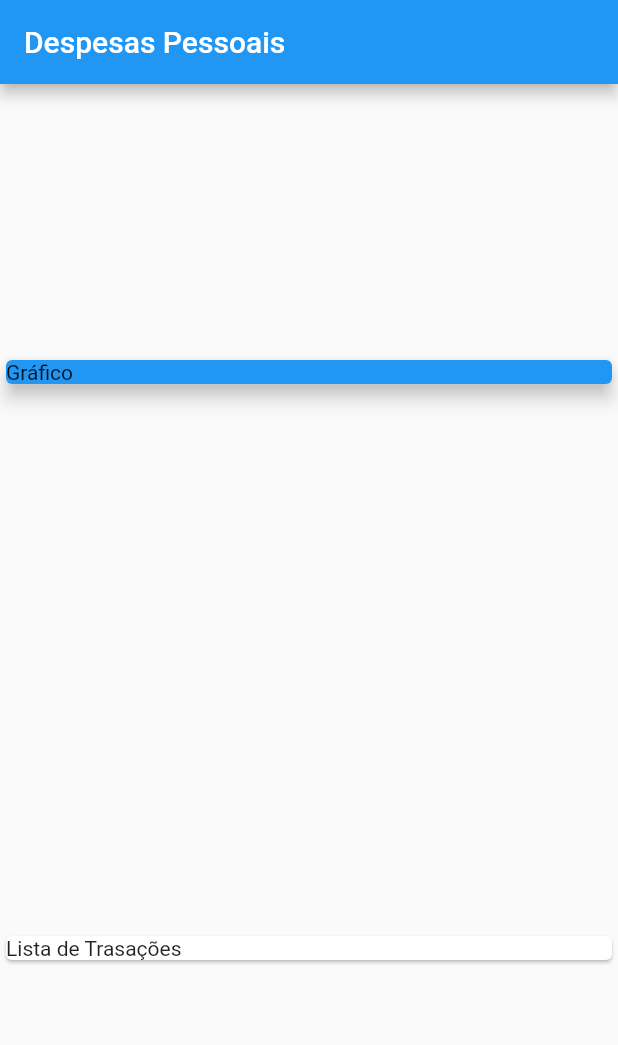
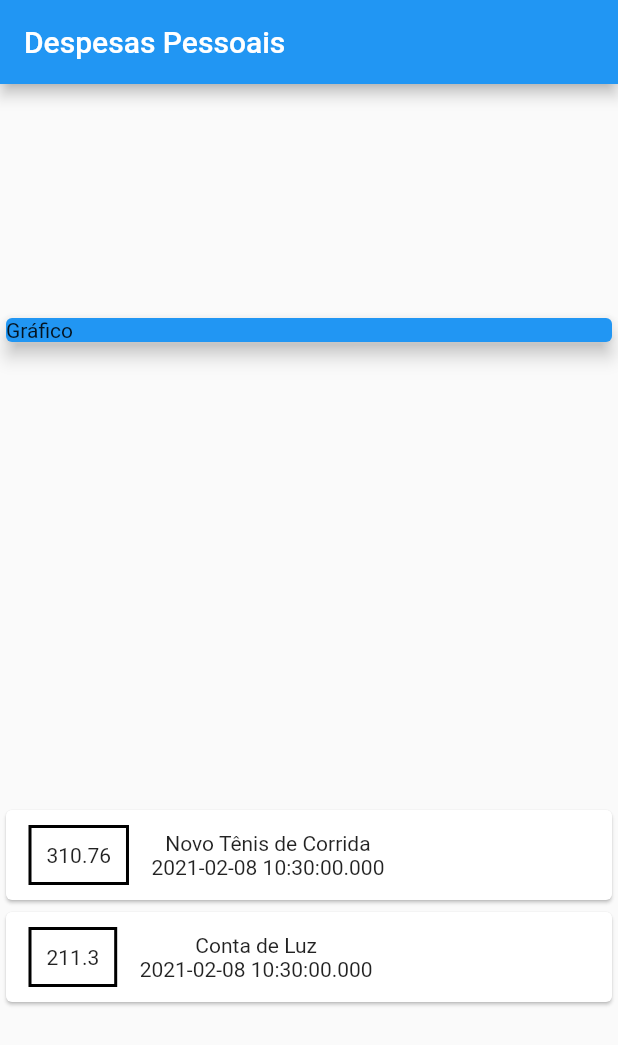
Before and after one commit to lnnalcant/curso-flutter, a Flutter app: the screen it shows after launch, on a phone screen of 412 x 824 dp. Shown: the top 1045 px of the screen. Run offline on Flutter 3.47's test engine with Material 2 defaults, Android fonts, the phone set to English and light mode, and no system bars.

Commit message:
feito até aula 084

```diff
--- a/expenses/lib/main.dart
+++ b/expenses/lib/main.dart
@@ -1,4 +1,5 @@
 import 'package:flutter/material.dart';
+import 'package:expenses/models/transaction.dart';
 
 main() => runApp(ExpensesApp());
 
@@ -12,6 +13,21 @@ class ExpensesApp extends StatelessWidget {
 }
 
 class MyHomePage extends StatelessWidget {
+  final _transactions = [
+    Transaction(
+      id: 't1',
+      title: 'Novo Tênis de Corrida',
+      value: 310.76,
+      date: DateTime.now(),
+    ),
+    Transaction(
+      id: 't2',
+      title: 'Conta de Luz',
+      value: 211.30,
+      date: DateTime.now(),
+    ),
+  ];
+
   @override
   Widget build(BuildContext context) {
     return Scaffold(
@@ -30,8 +46,37 @@ class MyHomePage extends StatelessWidget {
               elevation: 5,
             ),
           ),
-          Card(
-            child: Text('Lista de Trasações'),
+          Column(
+            children: _transactions.map((tr) {
+              return Card(
+                child: Row(
+                  children: <Widget>[
+                    Container(
+                      margin: EdgeInsets.symmetric(
+                        horizontal: 15,
+                        vertical: 10,
+                      ),
+                      decoration: BoxDecoration(
+                        border: Border.all(
+                          color: Colors.black,
+                          width: 2,
+                        ),
+                      ),
+                      padding: EdgeInsets.all(10),
+                      child: Text(
+                        tr.value.toString(),
+                      ),
+                    ),
+                    Column(
+                      children: <Widget>[
+                        Text(tr.title),
+                        Text(tr.date.toString()),
+                      ],
+                    ),
+                  ],
+                ),
+              );
+            }).toList(),
           )
         ],
       ),
--- /dev/null
+++ b/expenses/lib/models/transaction.dart
@@ -0,0 +1,15 @@
+import 'package:flutter/foundation.dart';
+
+class Transaction {
+  final String id;
+  final String title;
+  final double value;
+  final DateTime date;
+
+  Transaction({
+    @required this.id,
+    @required this.title,
+    @required this.value,
+    @required this.date,
+  });
+}
```
